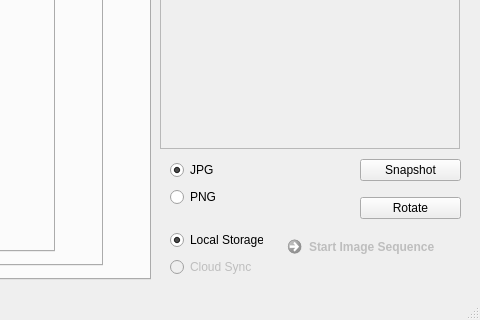
Before: the Qt Designer form _ui/FlashLapse_CP.ui in CoSE-Jerry/Flashlapse_NEO, drawn with Qt 5; both pictures show x 320 to 800 and y 190 to 510 of the 800 by 510 pixel window.
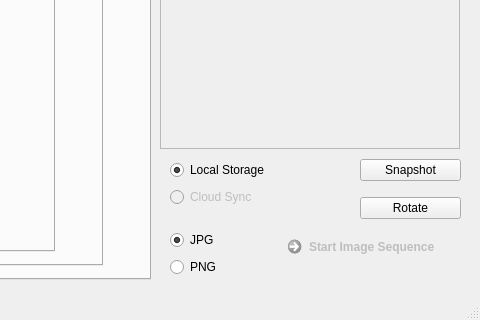
After: the same form once the commit is applied. Icons and pictures are not drawn.

```diff
--- a/_ui/FlashLapse_CP.ui
+++ b/_ui/FlashLapse_CP.ui
@@ -50,8 +50,8 @@
     <property name="geometry">
      <rect>
       <x>490</x>
-      <y>330</y>
-      <width>181</width>
+      <y>400</y>
+      <width>91</width>
       <height>51</height>
      </rect>
     </property>
@@ -1043,8 +1043,8 @@
     <property name="geometry">
      <rect>
       <x>490</x>
-      <y>400</y>
-      <width>93</width>
+      <y>330</y>
+      <width>111</width>
       <height>51</height>
      </rect>
     </property>
```
